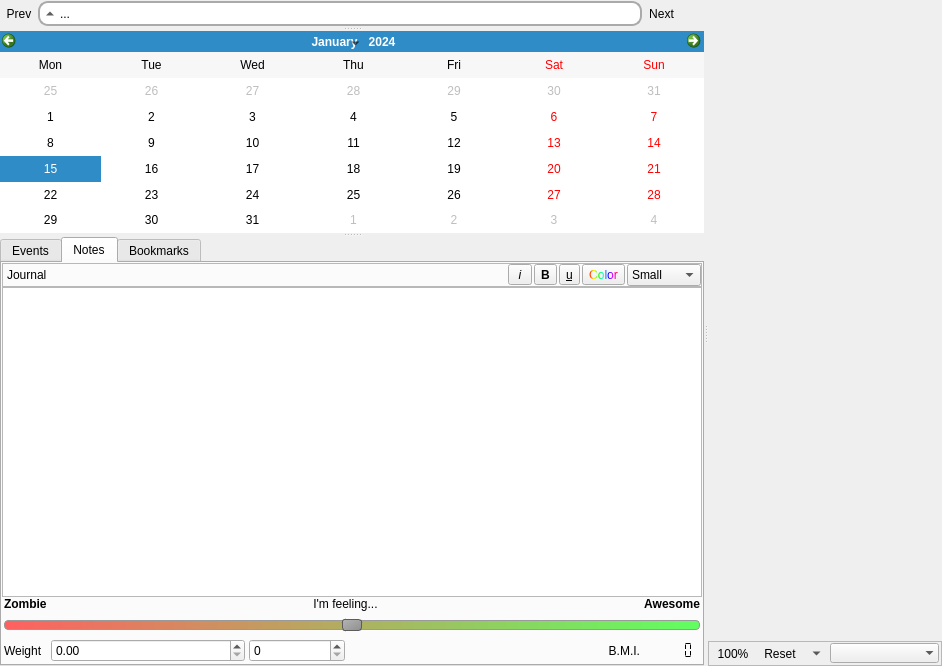
Above: sleepyhead/daily.ui from sbonaime/sleepyhead-code. before the change. Below: the same form after it.
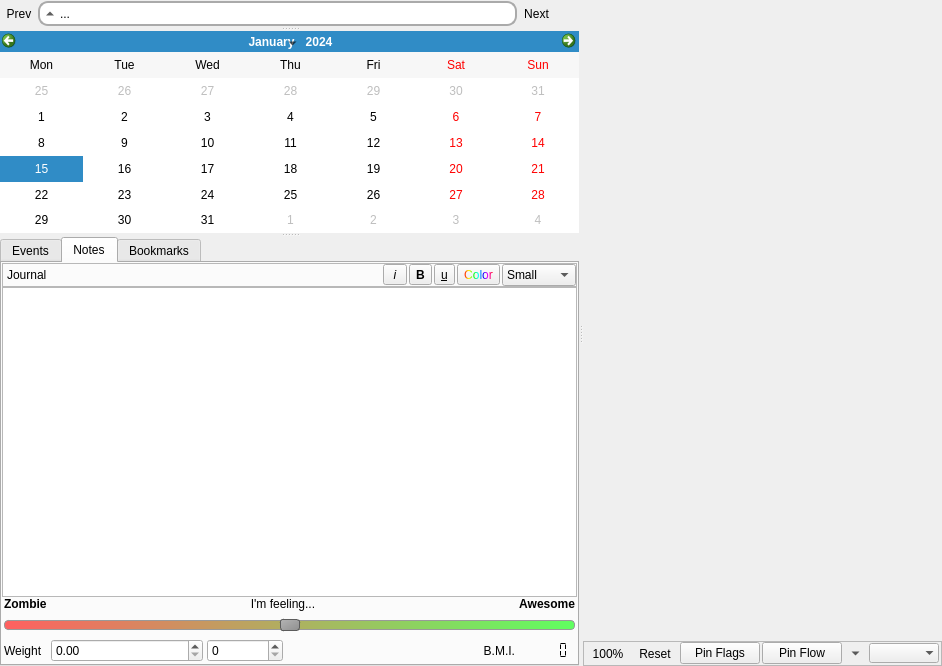
That is the form after the change. Icons and pictures are not drawn.

Diff of the .ui file:
```diff
--- a/sleepyhead/daily.ui
+++ b/sleepyhead/daily.ui
@@ -998,6 +998,26 @@
             </property>
            </widget>
           </item>
+          <item>
+           <widget class="QPushButton" name="pinFlagsButton">
+            <property name="text">
+             <string>Pin Flags</string>
+            </property>
+            <property name="checkable">
+             <bool>true</bool>
+            </property>
+           </widget>
+          </item>
+          <item>
+           <widget class="QPushButton" name="pinFlowButton">
+            <property name="text">
+             <string>Pin Flow</string>
+            </property>
+            <property name="checkable">
+             <bool>true</bool>
+            </property>
+           </widget>
+          </item>
           <item>
            <layout class="QHBoxLayout" name="sessionBarLayout">
             <property name="sizeConstraint">
```
Left out of the diff: 66 changed lines with no effect on the pictures.
